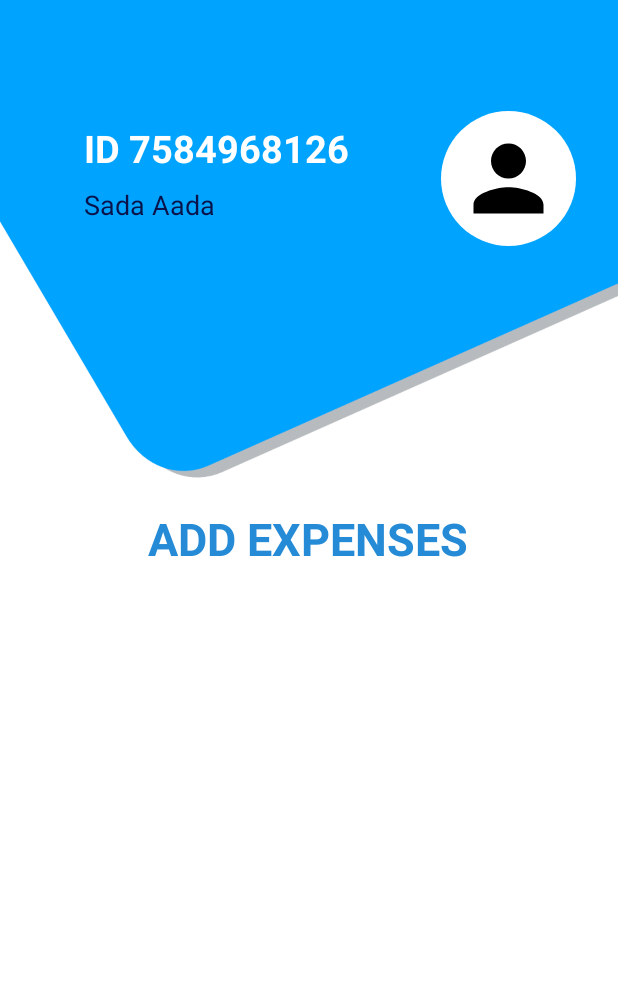
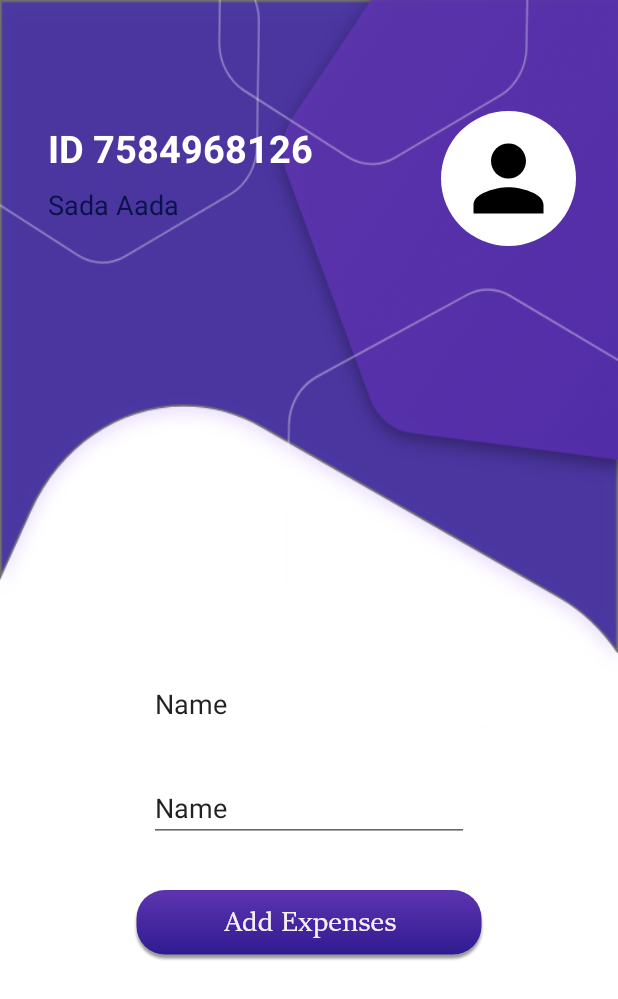
Before and after one commit to Hummer97/EMS_Android_Project, an Android app: the Add_expenses screen opened directly, with no data from a screen before it, on a phone screen of 412 x 824 dp. Shown: the top 999 px of the screen. Run offline under Robolectric (Android 15) with nearby library versions, the phone set to English and light mode, and no system bars.

Commit message:
Add expenses changes

```diff
--- a/app/src/main/res/layout/activity_add_expenses.xml
+++ b/app/src/main/res/layout/activity_add_expenses.xml
@@ -4,7 +4,7 @@
     xmlns:tools="http://schemas.android.com/tools"
     android:layout_width="match_parent"
     android:layout_height="match_parent"
-    android:background="@drawable/bg1"
+    android:background="@mipmap/bg"
     tools:context="com.roy.Expenses_Management_System.Activities.Create_Group">
 
     <androidx.constraintlayout.widget.Guideline
@@ -18,8 +18,8 @@
         android:id="@+id/show_UserID"
         android:layout_width="wrap_content"
         android:layout_height="wrap_content"
-        android:layout_marginStart="56dp"
-        android:layout_marginLeft="56dp"
+        android:layout_marginStart="32dp"
+        android:layout_marginLeft="32dp"
         android:text="ID 7584968126"
         android:textColor="@color/colorWhite"
         android:textSize="25dp"
@@ -33,8 +33,8 @@
         android:id="@+id/show_GroupName"
         android:layout_width="wrap_content"
         android:layout_height="wrap_content"
-        android:layout_marginStart="56dp"
-        android:layout_marginLeft="56dp"
+        android:layout_marginStart="32dp"
+        android:layout_marginLeft="32dp"
         android:layout_marginTop="8dp"
         android:text="Sada Aada"
         android:textColor="@color/theme_color_2"
@@ -59,20 +59,45 @@
         app:srcCompat="@drawable/ic_person_black_24dp"
         tools:ignore="VectorDrawableCompat" />
 
-    <TextView
-        android:id="@+id/add_expenses_title"
+    <EditText
+        android:id="@+id/editText"
         android:layout_width="wrap_content"
         android:layout_height="wrap_content"
-        android:text="ADD EXPENSES"
-        android:textColor="@color/title_text_color"
-        android:textSize="30dp"
-        android:textStyle="bold"
+        android:ems="10"
+        android:inputType="textPersonName"
+        android:text="Name"
         app:layout_constraintBottom_toBottomOf="parent"
         app:layout_constraintEnd_toEndOf="parent"
-        app:layout_constraintHorizontal_bias="0.497"
         app:layout_constraintStart_toStartOf="parent"
         app:layout_constraintTop_toTopOf="@+id/guideline7"
-        app:layout_constraintVertical_bias="0.071" />
+        app:layout_constraintVertical_bias="0.3" />
+
+    <EditText
+        android:id="@+id/editText2"
+        android:layout_width="wrap_content"
+        android:layout_height="wrap_content"
+        android:layout_marginTop="24dp"
+        android:ems="10"
+        android:inputType="textPersonName"
+        android:text="Name"
+        app:layout_constraintBottom_toBottomOf="parent"
+        app:layout_constraintEnd_toEndOf="parent"
+        app:layout_constraintStart_toStartOf="parent"
+        app:layout_constraintTop_toBottomOf="@+id/editText"
+        app:layout_constraintVertical_bias="0.0" />
+
+    <Button
+        android:id="@+id/button"
+        android:layout_width="wrap_content"
+        android:layout_height="wrap_content"
+        android:layout_marginTop="32dp"
+        android:background="@mipmap/add_expenses_btn"
+        app:layout_constraintBottom_toBottomOf="parent"
+        app:layout_constraintEnd_toEndOf="parent"
+        app:layout_constraintStart_toStartOf="parent"
+        app:layout_constraintTop_toBottomOf="@+id/editText2"
+        app:layout_constraintVertical_bias="0.0"
+        android:textColor="@color/colorWhite"/>
 
 
 </androidx.constraintlayout.widget.ConstraintLayout>
```
Also changed, not shown: app/src/main/res/mipmap-hdpi/add_expenses_btn.png (added), app/src/main/res/mipmap-hdpi/bg.png (added), app/src/main/res/mipmap-mdpi/add_expenses_btn.png (added), app/src/main/res/mipmap-mdpi/bg.png (added), app/src/main/res/mipmap-xhdpi/add_expenses_btn.png (added), app/src/main/res/mipmap-xhdpi/bg.png (added), app/src/main/res/mipmap-xxhdpi/add_expenses_btn.png (added), app/src/main/res/mipmap-xxhdpi/bg.png (added), app/src/main/res/mipmap-xxxhdpi/add_expenses_btn.png (added), app/src/main/res/mipmap-xxxhdpi/bg.png (added).
